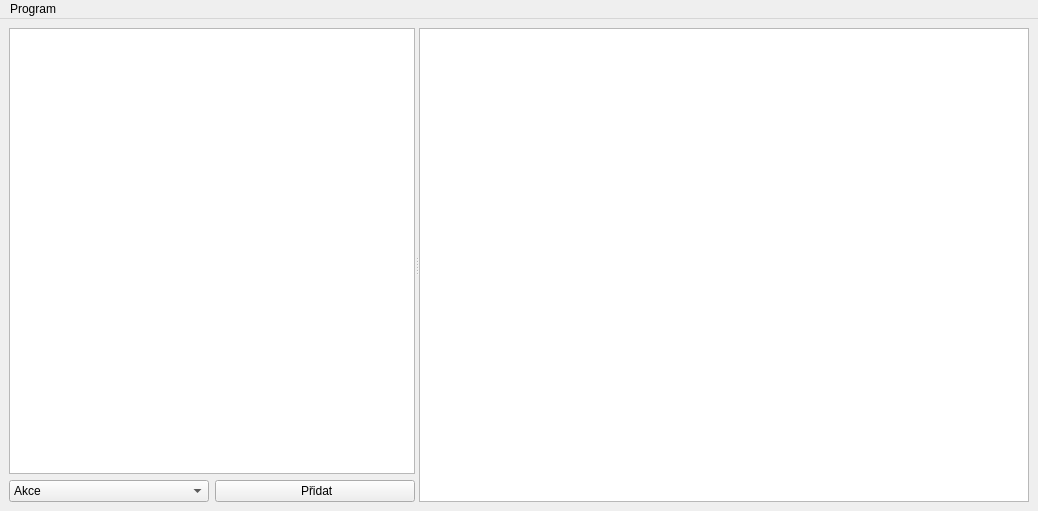
Old version of the form src/gui/mainwindow.ui in the repository CZDanol/straw-backup.
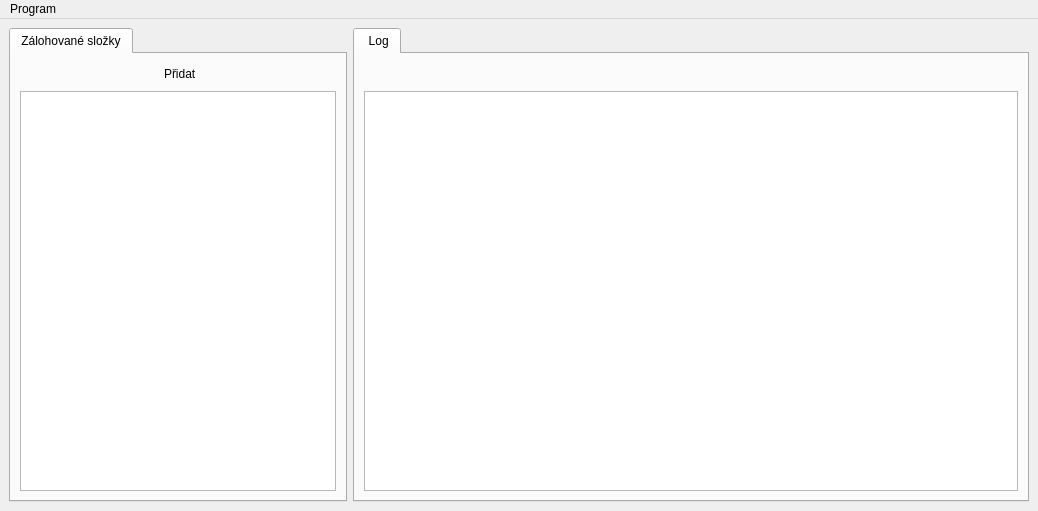
New version of the form. Icons and pictures are not drawn.

```diff
--- a/src/gui/mainwindow.ui
+++ b/src/gui/mainwindow.ui
@@ -14,32 +14,56 @@
    <string>Straw Backup</string>
   </property>
   <widget class="QWidget" name="centralwidget">
-   <layout class="QVBoxLayout" name="verticalLayout">
+   <layout class="QHBoxLayout" name="horizontalLayout">
     <item>
-     <widget class="QSplitter" name="splitter">
-      <property name="orientation">
-       <enum>Qt::Horizontal</enum>
+     <widget class="QTabWidget" name="twBackups">
+      <property name="sizePolicy">
+       <sizepolicy hsizetype="Expanding" vsizetype="Expanding">
+        <horstretch>1</horstretch>
+        <verstretch>0</verstretch>
+       </sizepolicy>
       </property>
-      <widget class="QWidget" name="verticalWidget" native="true">
-       <property name="sizePolicy">
-        <sizepolicy hsizetype="Preferred" vsizetype="Preferred">
-         <horstretch>2</horstretch>
-         <verstretch>0</verstretch>
-        </sizepolicy>
-       </property>
-       <layout class="QVBoxLayout" name="verticalLayout_2">
-        <property name="leftMargin">
-         <number>0</number>
-        </property>
-        <property name="topMargin">
-         <number>0</number>
-        </property>
-        <property name="rightMargin">
-         <number>0</number>
-        </property>
-        <property name="bottomMargin">
-         <number>0</number>
-        </property>
+      <widget class="QWidget" name="tab_3">
+       <attribute name="icon">
+        <iconset resource="../../res/resources.qrc">
+         <normaloff>:/16/icons8_Open_16px.png</normaloff>:/16/icons8_Open_16px.png</iconset>
+       </attribute>
+       <attribute name="title">
+        <string>Zálohované složky</string>
+       </attribute>
+       <layout class="QVBoxLayout" name="verticalLayout">
+        <item>
+         <widget class="QWidget" name="twBackupsCorner" native="true">
+          <layout class="QHBoxLayout" name="horizontalLayout_2">
+           <property name="leftMargin">
+            <number>0</number>
+           </property>
+           <property name="topMargin">
+            <number>0</number>
+           </property>
+           <property name="rightMargin">
+            <number>0</number>
+           </property>
+           <property name="bottomMargin">
+            <number>0</number>
+           </property>
+           <item>
+            <widget class="QPushButton" name="btnNewBackupFolder">
+             <property name="text">
+              <string> Přidat</string>
+             </property>
+             <property name="icon">
+              <iconset resource="../../res/resources.qrc">
+               <normaloff>:/16/icons8_Plus_16px.png</normaloff>:/16/icons8_Plus_16px.png</iconset>
+             </property>
+             <property name="flat">
+              <bool>true</bool>
+             </property>
+            </widget>
+           </item>
+          </layout>
+         </widget>
+        </item>
         <item>
          <widget class="QTreeView" name="tvDirList">
           <property name="sizePolicy">
@@ -50,82 +74,73 @@
           </property>
          </widget>
         </item>
-        <item>
-         <layout class="QHBoxLayout" name="horizontalLayout_2">
-          <item>
-           <widget class="QComboBox" name="cmbAction">
-            <property name="sizeAdjustPolicy">
-             <enum>QComboBox::AdjustToContents</enum>
-            </property>
-            <item>
-             <property name="text">
-              <string>Akce</string>
-             </property>
-             <property name="icon">
-              <iconset resource="../../res/resources.qrc">
-               <normaloff>:/16/icons8_More_16px.png</normaloff>:/16/icons8_More_16px.png</iconset>
-             </property>
-            </item>
-            <item>
-             <property name="text">
-              <string>Odstranit</string>
-             </property>
-             <property name="icon">
-              <iconset resource="../../res/resources.qrc">
-               <normaloff>:/16/icons8_Trash_Can_16px.png</normaloff>:/16/icons8_Trash_Can_16px.png</iconset>
-             </property>
-            </item>
-            <item>
-             <property name="text">
-              <string>Zálohovat nyní</string>
-             </property>
-             <property name="icon">
-              <iconset resource="../../res/resources.qrc">
-               <normaloff>:/16/icons8_Data_Backup_16px.png</normaloff>:/16/icons8_Data_Backup_16px.png</iconset>
-             </property>
-            </item>
-            <item>
-             <property name="text">
-              <string>Zálohová složka</string>
-             </property>
-             <property name="icon">
-              <iconset resource="../../res/resources.qrc">
-               <normaloff>:/16/icons8_Open_16px.png</normaloff>:/16/icons8_Open_16px.png</iconset>
-             </property>
-            </item>
-            <item>
-             <property name="text">
-              <string>Zdrojová složka</string>
-             </property>
-             <property name="icon">
-              <iconset resource="../../res/resources.qrc">
-               <normaloff>:/16/icons8_Open_16px.png</normaloff>:/16/icons8_Open_16px.png</iconset>
-             </property>
-            </item>
-           </widget>
-          </item>
-          <item>
-           <widget class="QPushButton" name="btnNewBackupFolder">
-            <property name="text">
-             <string> Přidat</string>
-            </property>
-            <property name="icon">
-             <iconset resource="../../res/resources.qrc">
-              <normaloff>:/16/icons8_Plus_16px.png</normaloff>:/16/icons8_Plus_16px.png</iconset>
-            </property>
-           </widget>
-          </item>
-         </layout>
-        </item>
        </layout>
       </widget>
-      <widget class="QTextBrowser" name="tbLog">
-       <property name="sizePolicy">
-        <sizepolicy hsizetype="Expanding" vsizetype="Expanding">
-         <horstretch>3</horstretch>
-         <verstretch>0</verstretch>
-        </sizepolicy>
-       </property>
+     </widget>
+    </item>
+    <item>
+     <widget class="QTabWidget" name="twLog">
+      <property name="sizePolicy">
+       <sizepolicy hsizetype="Expanding" vsizetype="Expanding">
+        <horstretch>2</horstretch>
+        <verstretch>0</verstretch>
+       </sizepolicy>
+      </property>
+      <property name="currentIndex">
+       <number>0</number>
+      </property>
+      <widget class="QWidget" name="tab">
+       <attribute name="icon">
+        <iconset resource="../../res/resources.qrc">
+         <normaloff>:/16/icons8_Event_Log_16px.png</normaloff>:/16/icons8_Event_Log_16px.png</iconset>
+       </attribute>
+       <attribute name="title">
+        <string> Log</string>
+       </attribute>
+       <layout class="QVBoxLayout" name="verticalLayout_2">
+        <item>
+         <widget class="QWidget" name="twLogCorner" native="true">
+          <layout class="QHBoxLayout" name="horizontalLayout_4">
+           <property name="leftMargin">
+            <number>0</number>
+           </property>
+           <property name="topMargin">
+            <number>0</number>
+           </property>
+           <property name="rightMargin">
+            <number>0</number>
+           </property>
+           <property name="bottomMargin">
+            <number>0</number>
+           </property>
+           <item>
+            <widget class="QPushButton" name="btnLogScrollDown">
+             <property name="text">
+              <string/>
+             </property>
+             <property name="icon">
+              <iconset resource="../../res/resources.qrc">
+               <normaloff>:/16/icons8_Scroll_Down_16px.png</normaloff>:/16/icons8_Scroll_Down_16px.png</iconset>
+             </property>
+             <property name="flat">
+              <bool>true</bool>
+             </property>
+            </widget>
+           </item>
+          </layout>
+         </widget>
+        </item>
+        <item>
+         <widget class="QTextBrowser" name="tbLog">
+          <property name="sizePolicy">
+           <sizepolicy hsizetype="Expanding" vsizetype="Expanding">
+            <horstretch>3</horstretch>
+            <verstretch>0</verstretch>
+           </sizepolicy>
+          </property>
+         </widget>
+        </item>
+       </layout>
       </widget>
      </widget>
     </item>
```
Left out of the diff: 70 changed lines with no effect on the pictures.
